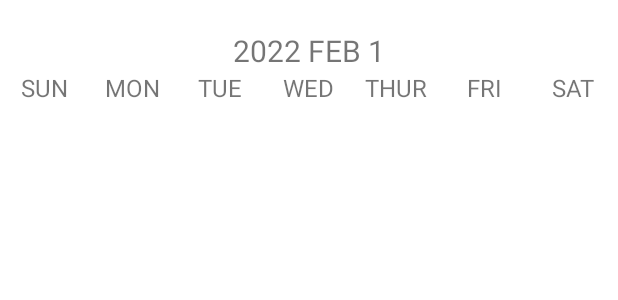
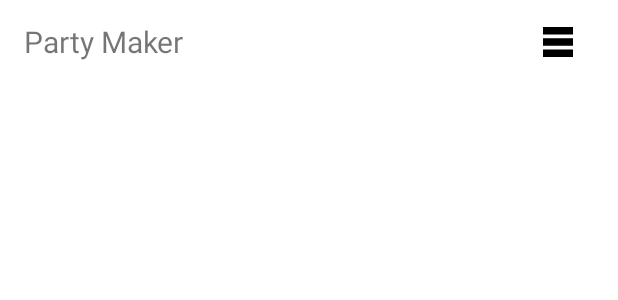
Before and after one commit to jklom0326/PartyMaker, an Android app: the layout activity_main.xml on its own in the app's theme, with its tools: preview values and no code run, on a phone screen of 412 x 824 dp. Shown: the top 300 px of the screen. Run offline under Robolectric (Android 15) with nearby library versions, the phone set to English and light mode, and no system bars.

Commit message:
feat. recyclerView

```diff
--- a/app/src/main/java/com/example/partymaker/MainActivity.kt
+++ b/app/src/main/java/com/example/partymaker/MainActivity.kt
@@ -2,17 +2,19 @@ package com.example.partymaker
 
 import androidx.appcompat.app.AppCompatActivity
 import android.os.Bundle
+import androidx.recyclerview.widget.RecyclerView
 import com.example.partymaker.databinding.ActivityMainBinding
 import com.jakewharton.threetenabp.AndroidThreeTen
 import org.threeten.bp.LocalDateTime
 import org.threeten.bp.format.DateTimeFormatter
 
 class MainActivity : AppCompatActivity() {
-    private lateinit var binding: ActivityMainBinding
+    private var binding: ActivityMainBinding? = null
+    private lateinit var calandaradapter: CalendarAdapter
 
     override fun onCreate(savedInstanceState: Bundle?) {
         super.onCreate(savedInstanceState)
-        binding = ActivityMainBinding.inflate(layoutInflater)
+        binding = ActivityMainBinding.bind(view)
         setContentView(binding.root)
         setMonthView()
     }
--- a/app/src/main/res/layout/activity_main.xml
+++ b/app/src/main/res/layout/activity_main.xml
@@ -10,9 +10,8 @@
     <LinearLayout
         android:id="@+id/toolbar"
         android:layout_width="0dp"
-        android:layout_height="wrap_content"
-        android:layout_marginTop="20dp"
-        android:orientation="horizontal"
+        android:layout_height="?attr/actionBarSize"
+        android:gravity="center_vertical"
         app:layout_constraintEnd_toEndOf="parent"
         app:layout_constraintStart_toStartOf="parent"
         app:layout_constraintTop_toTopOf="parent">
@@ -20,89 +19,31 @@
         <TextView
             android:id="@+id/monthYearTextView"
             android:layout_width="wrap_content"
-            android:layout_height="match_parent"
-            android:layout_weight="1"
-            android:textAlignment="center"
+            android:layout_height="wrap_content"
+            android:layout_marginStart="16dp"
             android:textSize="20sp"
-            tools:text="2022 FEB 1" />
+            tools:text="Party Maker" />
 
-    </LinearLayout>
+        <View
+            android:layout_width="0dp"
+            android:layout_height="0dp"
+            android:layout_weight="1" />
 
-    <LinearLayout
-        android:id="@+id/weekbar"
-        android:layout_width="0dp"
-        android:layout_height="wrap_content"
-        app:layout_constraintEnd_toEndOf="parent"
-        app:layout_constraintStart_toStartOf="parent"
-        app:layout_constraintTop_toBottomOf="@+id/toolbar">
-
-        <TextView
-            android:layout_width="0dp"
+        <ImageButton
+            android:layout_width="wrap_content"
             android:layout_height="wrap_content"
-            android:layout_weight="1"
-            android:text="SUN"
-            android:textAlignment="center"
-            android:textSize="16sp" />
-
-        <TextView
-            android:layout_width="0dp"
-            android:layout_height="wrap_content"
-            android:layout_weight="1"
-            android:text="MON"
-            android:textAlignment="center"
-            android:textSize="16sp" />
-
-        <TextView
-            android:layout_width="0dp"
-            android:layout_height="wrap_content"
-            android:layout_weight="1"
-            android:text="TUE"
-            android:textAlignment="center"
-            android:textSize="16sp" />
-
-        <TextView
-            android:layout_width="0dp"
-            android:layout_height="wrap_content"
-            android:layout_weight="1"
-            android:text="WED"
-            android:textAlignment="center"
-            android:textSize="16sp" />
-
-        <TextView
-            android:layout_width="0dp"
-            android:layout_height="wrap_content"
-            android:layout_weight="1"
-            android:text="THUR"
-            android:textAlignment="center"
-            android:textSize="16sp" />
-
-        <TextView
-            android:layout_width="0dp"
-            android:layout_height="wrap_content"
-            android:layout_weight="1"
-            android:text="FRI"
-            android:textAlignment="center"
-            android:textSize="16sp" />
-
-        <TextView
-            android:layout_width="0dp"
-            android:layout_height="wrap_content"
-            android:layout_weight="1"
-            android:text="SAT"
-            android:textAlignment="center"
-            android:textSize="16sp" />
+            android:layout_marginEnd="16dp"
+            android:backgroundTint="@color/white"
+            android:src="@drawable/ic_baseline_table_rows_24" />
 
     </LinearLayout>
 
     <androidx.recyclerview.widget.RecyclerView
-        android:id="@+id/recyclerView"
         android:layout_width="0dp"
         android:layout_height="0dp"
         app:layout_constraintBottom_toBottomOf="parent"
         app:layout_constraintEnd_toEndOf="parent"
-        app:layout_constraintHorizontal_bias="0.0"
         app:layout_constraintStart_toStartOf="parent"
-        app:layout_constraintTop_toBottomOf="@id/weekbar"
-        app:layout_constraintVertical_bias="1.0" />
+        app:layout_constraintTop_toBottomOf="@id/toolbar" />
 
 </androidx.constraintlayout.widget.ConstraintLayout>
```
Also changed, not shown: app/src/main/java/com/example/partymaker/CalendarAdapter.kt (+12 -5 lines), app/src/main/java/com/example/partymaker/TimeData.kt (added, +7 -0 lines), app/src/main/res/layout/calander_item.xml (added, +104 -0 lines), app/src/main/res/layout/calendar_cell.xml (+13 -1 lines).
